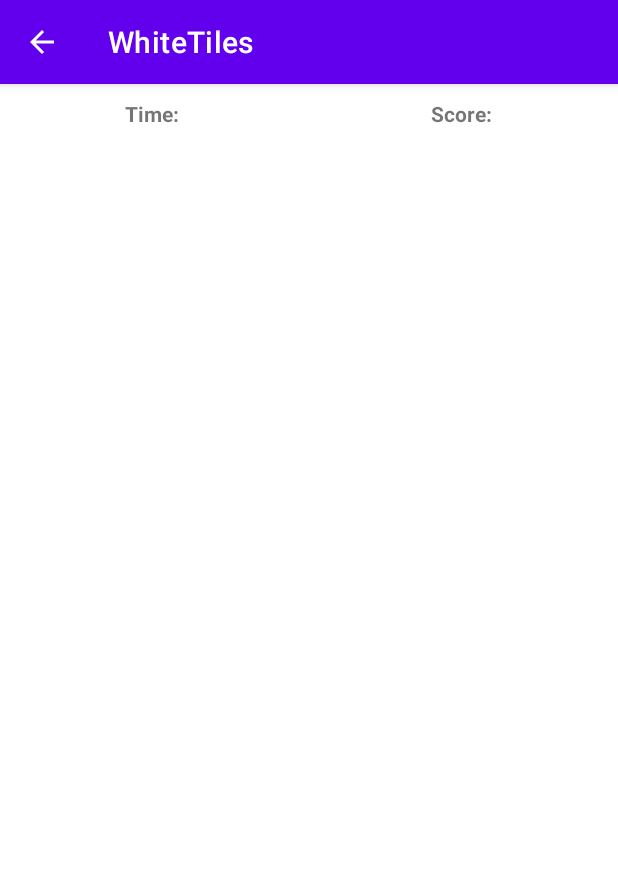
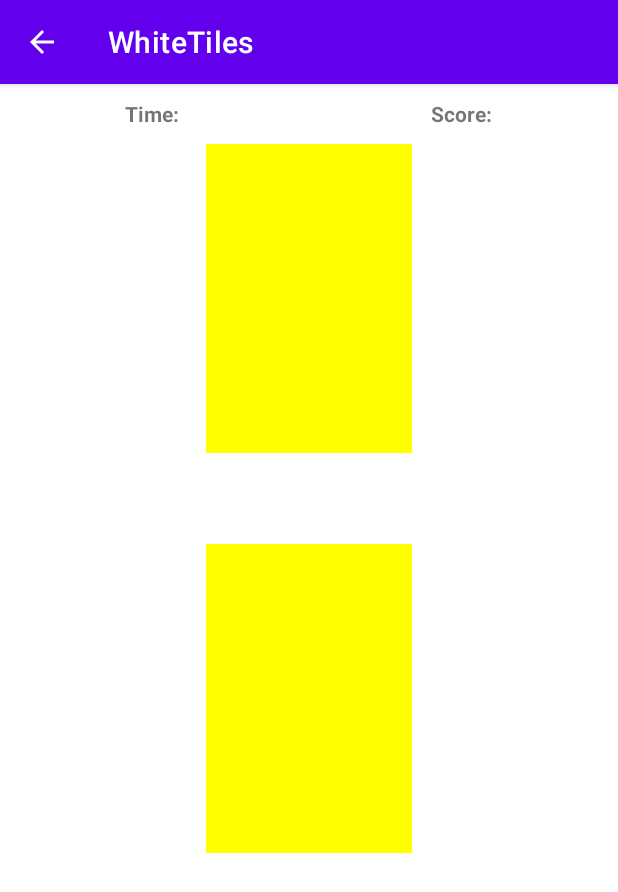
Before and after one commit to Dominte/AndroidTest, an Android app: the PlayActivity screen opened directly, with no data from a screen before it, after a tap on "START", on a phone screen of 412 x 824 dp. Shown: the top 892 px of the screen. Run offline under Robolectric (Android 15) with nearby library versions, the light colour scheme and no system bars.

Commit message:
Tiles Dropping added

```diff
--- a/WhiteTiles/app/src/main/java/com/example/whitetiles/PlayActivity.java
+++ b/WhiteTiles/app/src/main/java/com/example/whitetiles/PlayActivity.java
@@ -4,21 +4,32 @@ import android.content.SharedPreferences;
 import android.graphics.Color;
 import android.media.Image;
 import android.os.Bundle;
+import android.os.Handler;
 import android.util.DisplayMetrics;
 import android.view.View;
 import android.view.ViewGroup;
 import android.widget.Button;
 import android.widget.ImageView;
+import android.widget.LinearLayout;
 import android.widget.RelativeLayout;
 
 import androidx.appcompat.app.AppCompatActivity;
+
+import java.util.ArrayList;
+import java.util.Random;
 
 public class PlayActivity extends AppCompatActivity {
 
     private int numberOfTiles; // 3 / 4 / 5
     private int startingSpeed; // 0 slow / 1 fast
     private ImageView[] imageViews;
-
+    private int height;
+    private int width;
+    public ArrayList<ImageView> tileList;
+    private int interval = 2000;
+    private Handler mHandler;
+    private Handler tHandler;
+    RelativeLayout layout;
     @Override
     protected void onCreate(Bundle savedInstanceState){
         super.onCreate(savedInstanceState);
@@ -27,17 +38,26 @@ public class PlayActivity extends AppCompatActivity {
         Button startButton = (Button) findViewById(R.id.startButton);
 
         SharedPreferences sharedPreferences = getSharedPreferences("my_prefs",MODE_PRIVATE);
-        numberOfTiles = Integer.parseInt(sharedPreferences.getString("list_tiles",""));
-        startingSpeed = Integer.parseInt(sharedPreferences.getString("list_speed",""));
+        numberOfTiles = Integer.parseInt(sharedPreferences.getString("list_tiles","3"));
+        startingSpeed = Integer.parseInt(sharedPreferences.getString("list_speed","0"));
 
         //https://stackoverflow.com/questions/4743116/get-screen-width-and-height-in-android
         DisplayMetrics displayMetrics = new DisplayMetrics();
         getWindowManager().getDefaultDisplay().getMetrics(displayMetrics);
-        int height = displayMetrics.heightPixels;
-        int width = displayMetrics.widthPixels;
+        height = displayMetrics.heightPixels;
+        width = displayMetrics.widthPixels;
 
-        RelativeLayout layout = findViewById(R.id.relativeLayout);
+        System.out.println("Height: " + height);
+        System.out.println("Width: "+ width);
+        layout = findViewById(R.id.relativeLayout);
 
+        /*   ImageView imageView = new ImageView(this);
+        imageView.setBackgroundColor(Color.BLACK);
+        imageView.setLayoutParams(new LinearLayout.LayoutParams(width/numberOfTiles,height/4));
+        imageView.setX(0);
+        imageView.setY(0);
+        layout.addView(imageView);
+     */
 
         startButton.setOnClickListener(new View.OnClickListener() {
             @Override
@@ -45,14 +65,80 @@ public class PlayActivity extends AppCompatActivity {
                 if(startButton.getVisibility() == View.VISIBLE) {
                     startButton.setVisibility(View.GONE);
                 }
+                tileList  = new ArrayList<ImageView>();
 
                 // Start game
 
 
+                mHandler = new Handler();
+                tHandler = new Handler();
+                startRepeatingTask();
+                startTileDropTask();
             }
         });
     }
-    public void DrawTile(){
+    public ImageView AddTile(int row,RelativeLayout layout,int color){
+        ImageView imageView = new ImageView(this);
+        if(color==0){
+            imageView.setBackgroundColor(Color.BLACK);}
+        else{
+            imageView.setBackgroundColor(Color.YELLOW);
+        }
+        imageView.setLayoutParams(new LinearLayout.LayoutParams(width/numberOfTiles,height/4));
+        imageView.setX((width/numberOfTiles)*(row-1));
+        imageView.setY(0);
+        layout.addView(imageView);
 
+
+        return imageView;
     }
+
+
+    //https://stackoverflow.com/questions/6242268/repeat-a-task-with-a-time-delay
+    @Override
+    public void onDestroy() {
+        super.onDestroy();
+        stopRepeatingTask();
+        stopTileDropTask();
+    }
+
+    Runnable mStatusChecker = new Runnable() {
+        @Override
+        public void run() {
+            mHandler.postDelayed(mStatusChecker, interval);
+            Random rn = new Random();
+            tileList.add(AddTile(rn.nextInt(numberOfTiles+1),layout,rn.nextInt(2)));
+
+
+        }
+    };
+
+    Runnable DropTile = new Runnable() {
+        @Override
+        public void run() {
+            tHandler.postDelayed(DropTile,100);
+            for(int i = 0 ; i<tileList.size();i++){
+                ImageView imageView = tileList.get(i);
+                imageView.setY(tileList.get(i).getY()+20);
+
+            }
+        }
+    };
+
+    void startRepeatingTask() {
+        mStatusChecker.run();
+    }
+
+    void stopRepeatingTask() {
+        mHandler.removeCallbacks(mStatusChecker);
+    }
+
+    void startTileDropTask(){
+        DropTile.run();
+    }
+
+    void stopTileDropTask(){
+        tHandler.removeCallbacks(DropTile);
+    }
+
 }
```
